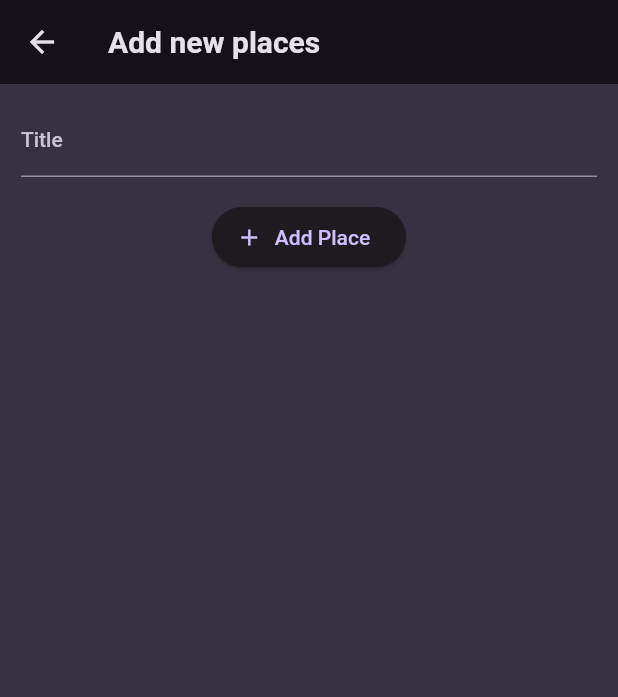
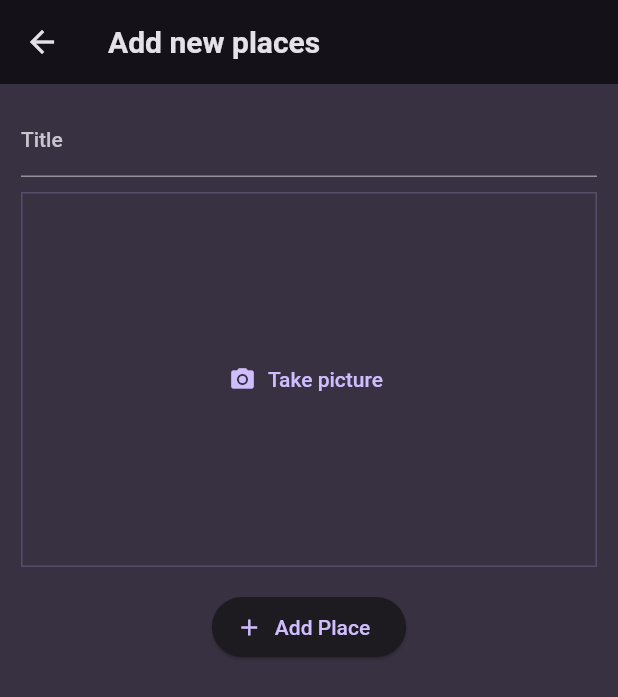
Before and after one commit to amarjaiswar16/flutter-favorite-place-app, a Flutter app: the AddPlaceScreen screen opened directly, on a phone screen of 412 x 824 dp. Shown: the top 697 px of the screen. Run offline on Flutter 3.47's test engine with Material 2 defaults, Android fonts, the phone set to English and light mode, and no system bars; our stand-ins replace flutter_riverpod, google_fonts.

Commit message:
ImageInput screen added

```diff
--- a/lib/screens/add_place.dart
+++ b/lib/screens/add_place.dart
@@ -1,4 +1,5 @@
 import 'package:favorite_places/provider/user_places.dart';
+import 'package:favorite_places/widgets/image_input.dart';
 import 'package:flutter/material.dart';
 import 'package:flutter_riverpod/flutter_riverpod.dart';
 
@@ -45,6 +46,8 @@ class _AddPlaceScreenState extends ConsumerState<AddPlaceScreen> {
                 controller: _titleController,
                 style: TextStyle(color: Theme.of(context).colorScheme.onBackground,),
               ),
+              const SizedBox(height: 10,),
+              const ImageInput(),
               const SizedBox(
                 height: 16,
               ),
--- /dev/null
+++ b/lib/widgets/image_input.dart
@@ -0,0 +1,37 @@
+import 'package:flutter/material.dart';
+
+class ImageInput extends StatefulWidget {
+  const ImageInput({super.key});
+
+  @override
+  State<ImageInput> createState() {
+    return _ImageInputState();
+  }
+}
+
+class _ImageInputState extends State<ImageInput> {
+
+  void _takePicture() {
+
+  }
+
+  @override
+  Widget build(context) {
+    return Container(
+      decoration: BoxDecoration(
+        border: Border.all(
+          width: 1,
+          color: Theme.of(context).colorScheme.primary.withOpacity(0.2),
+        ),
+      ),
+      height: 250,
+      width: double.infinity,
+      alignment: Alignment.center,
+      child: TextButton.icon(
+        icon: const Icon(Icons.camera_alt),
+        label: const Text('Take picture'),
+        onPressed: _takePicture,
+      ),
+    );
+  }
+}
```
